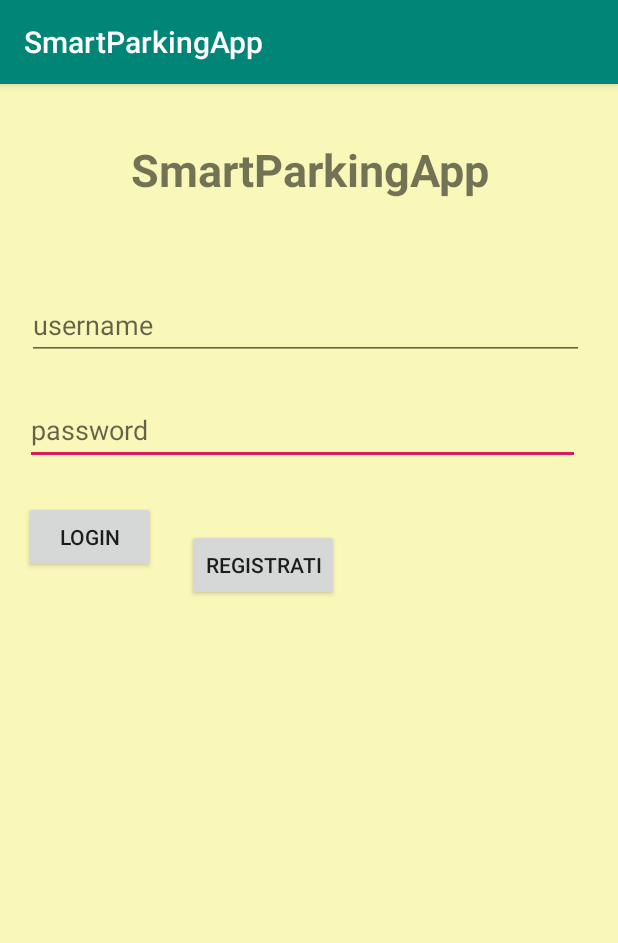
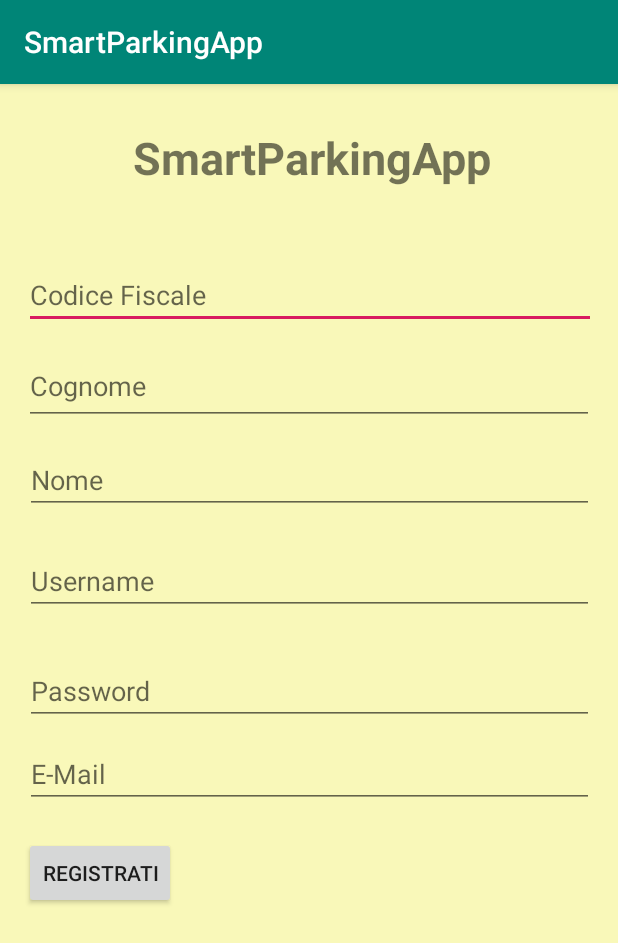
Before and after one commit to ilmissigno/Progetto_Smart_Parking_APP, an Android app: the screen it shows after launch (MainActivity before the commit, RegistrazioneActivity after it), after a tap on "REGISTRATI", on a phone screen of 412 x 824 dp. Shown: the top 943 px of the screen. Run offline under Robolectric (Android 15) with nearby library versions, the phone set to English and light mode, and no system bars.

Commit message:
Interfaccia registrazione piu comunicazione tra client e server ANDROID

```diff
--- a/AndroidProject/app/src/main/AndroidManifest.xml
+++ b/AndroidProject/app/src/main/AndroidManifest.xml
@@ -12,7 +12,8 @@
         android:roundIcon="@mipmap/ic_launcher_round"
         android:supportsRtl="true"
         android:theme="@style/AppTheme">
-        <activity android:name=".AcquistaTicket"></activity>
+        <activity android:name=".RegistrazioneActivity"></activity>
+        <activity android:name=".AcquistaTicket" />
         <activity android:name=".MainActivity">
             <intent-filter>
                 <action android:name="android.intent.action.MAIN" />
--- a/AndroidProject/app/src/main/res/layout/activity_main.xml
+++ b/AndroidProject/app/src/main/res/layout/activity_main.xml
@@ -13,17 +13,16 @@
         android:layout_height="66dp"
         android:layout_marginStart="8dp"
         android:layout_marginLeft="8dp"
-        android:layout_marginTop="24dp"
+        android:layout_marginTop="48dp"
         android:layout_marginEnd="8dp"
         android:layout_marginRight="8dp"
-        android:layout_marginBottom="24dp"
         android:editable="false"
         android:gravity="center"
         android:text="SmartParkingApp"
         android:textSize="30sp"
         android:textStyle="bold"
-        app:layout_constraintBottom_toTopOf="@+id/username"
         app:layout_constraintEnd_toEndOf="parent"
+        app:layout_constraintHorizontal_bias="1.0"
         app:layout_constraintStart_toStartOf="parent"
         app:layout_constraintTop_toTopOf="parent" />
 
@@ -31,33 +30,33 @@
         android:id="@+id/login"
         android:layout_width="wrap_content"
         android:layout_height="wrap_content"
-        android:layout_marginStart="8dp"
-        android:layout_marginLeft="8dp"
-        android:layout_marginTop="24dp"
-        android:layout_marginEnd="308dp"
-        android:layout_marginRight="308dp"
-        android:layout_marginBottom="501dp"
+        android:layout_marginStart="32dp"
+        android:layout_marginLeft="32dp"
+        android:layout_marginTop="50dp"
+        android:layout_marginEnd="16dp"
+        android:layout_marginRight="16dp"
+        android:layout_marginBottom="372dp"
         android:text="Login"
         app:layout_constraintBottom_toBottomOf="parent"
-        app:layout_constraintEnd_toEndOf="parent"
-        app:layout_constraintHorizontal_bias="1.0"
+        app:layout_constraintEnd_toStartOf="@+id/registrati"
         app:layout_constraintStart_toStartOf="parent"
         app:layout_constraintTop_toBottomOf="@+id/password"
-        app:layout_constraintVertical_bias="0.0" />
+        app:layout_constraintVertical_bias="0.333" />
 
     <EditText
         android:id="@+id/password"
         android:layout_width="370dp"
         android:layout_height="46dp"
-        android:layout_marginStart="16dp"
-        android:layout_marginLeft="16dp"
-        android:layout_marginTop="24dp"
-        android:layout_marginEnd="25dp"
-        android:layout_marginRight="25dp"
+        android:layout_marginStart="25dp"
+        android:layout_marginLeft="25dp"
+        android:layout_marginTop="20dp"
+        android:layout_marginEnd="16dp"
+        android:layout_marginRight="16dp"
         android:ems="10"
         android:hint="password"
         android:inputType="textPassword"
         app:layout_constraintEnd_toEndOf="parent"
+        app:layout_constraintHorizontal_bias="0.0"
         app:layout_constraintStart_toStartOf="parent"
         app:layout_constraintTop_toBottomOf="@+id/username" />
 
@@ -67,16 +66,16 @@
         android:layout_height="46dp"
         android:layout_marginStart="8dp"
         android:layout_marginLeft="8dp"
-        android:layout_marginTop="24dp"
+        android:layout_marginTop="42dp"
         android:layout_marginEnd="8dp"
         android:layout_marginRight="8dp"
-        android:layout_marginBottom="24dp"
+        android:layout_marginBottom="8dp"
         android:ems="10"
         android:hint="username"
         android:inputType="textPersonName"
         app:layout_constraintBottom_toTopOf="@+id/password"
         app:layout_constraintEnd_toEndOf="parent"
-        app:layout_constraintHorizontal_bias="0.4"
+        app:layout_constraintHorizontal_bias="0.666"
         app:layout_constraintStart_toStartOf="parent"
         app:layout_constraintTop_toBottomOf="@+id/textView" />
 
@@ -84,16 +83,18 @@
         android:id="@+id/registrati"
         android:layout_width="wrap_content"
         android:layout_height="wrap_content"
-        android:layout_marginStart="27dp"
-        android:layout_marginLeft="27dp"
-        android:layout_marginTop="24dp"
+        android:layout_marginStart="16dp"
+        android:layout_marginLeft="16dp"
+        android:layout_marginTop="50dp"
         android:layout_marginEnd="193dp"
         android:layout_marginRight="193dp"
-        android:layout_marginBottom="405dp"
+        android:layout_marginBottom="372dp"
         android:text="Registrati"
         app:layout_constraintBottom_toBottomOf="parent"
         app:layout_constraintEnd_toEndOf="parent"
+        app:layout_constraintHorizontal_bias="0.0"
         app:layout_constraintStart_toEndOf="@+id/login"
-        app:layout_constraintTop_toBottomOf="@+id/password" />
+        app:layout_constraintTop_toBottomOf="@+id/password"
+        app:layout_constraintVertical_bias="0.32999998" />
 
 </android.support.constraint.ConstraintLayout>
--- /dev/null
+++ b/AndroidProject/app/src/main/res/layout/activity_registrazione.xml
@@ -0,0 +1,147 @@
+<?xml version="1.0" encoding="utf-8"?>
+<android.support.constraint.ConstraintLayout xmlns:android="http://schemas.android.com/apk/res/android"
+    xmlns:app="http://schemas.android.com/apk/res-auto"
+    xmlns:tools="http://schemas.android.com/tools"
+    android:layout_width="match_parent"
+    android:layout_height="match_parent"
+    android:background="#54F4F136"
+    tools:context=".RegistrazioneActivity">
+
+    <TextView
+        android:id="@+id/textView3"
+        android:layout_width="382dp"
+        android:layout_height="66dp"
+        android:layout_marginStart="8dp"
+        android:layout_marginLeft="8dp"
+        android:layout_marginTop="16dp"
+        android:layout_marginEnd="8dp"
+        android:layout_marginRight="8dp"
+        android:editable="false"
+        android:gravity="center"
+        android:text="SmartParkingApp"
+        android:textSize="30sp"
+        android:textStyle="bold"
+        app:layout_constraintEnd_toEndOf="parent"
+        app:layout_constraintHorizontal_bias="0.615"
+        app:layout_constraintStart_toStartOf="parent"
+        app:layout_constraintTop_toTopOf="parent" />
+
+    <EditText
+        android:id="@+id/codiceFiscale"
+        android:layout_width="381dp"
+        android:layout_height="39dp"
+        android:layout_marginStart="16dp"
+        android:layout_marginLeft="16dp"
+        android:layout_marginTop="42dp"
+        android:layout_marginEnd="16dp"
+        android:layout_marginRight="16dp"
+        android:ems="10"
+        android:hint="Codice Fiscale"
+        android:inputType="textPersonName"
+        app:layout_constraintEnd_toEndOf="parent"
+        app:layout_constraintHorizontal_bias="0.0"
+        app:layout_constraintStart_toStartOf="parent"
+        app:layout_constraintTop_toBottomOf="@+id/textView3" />
+
+    <EditText
+        android:id="@+id/cognome"
+        android:layout_width="380dp"
+        android:layout_height="52dp"
+        android:layout_marginStart="16dp"
+        android:layout_marginLeft="16dp"
+        android:layout_marginTop="12dp"
+        android:layout_marginEnd="16dp"
+        android:layout_marginRight="16dp"
+        android:layout_marginBottom="8dp"
+        android:ems="10"
+        android:hint="Cognome"
+        android:inputType="textPersonName"
+        app:layout_constraintBottom_toTopOf="@+id/nome"
+        app:layout_constraintEnd_toEndOf="parent"
+        app:layout_constraintStart_toStartOf="parent"
+        app:layout_constraintTop_toBottomOf="@+id/codiceFiscale" />
+
+    <EditText
+        android:id="@+id/nome"
+        android:layout_width="379dp"
+        android:layout_height="43dp"
+        android:layout_marginStart="16dp"
+        android:layout_marginLeft="16dp"
+        android:layout_marginTop="8dp"
+        android:layout_marginEnd="16dp"
+        android:layout_marginRight="16dp"
+        android:layout_marginBottom="12dp"
+        android:ems="10"
+        android:hint="Nome"
+        android:inputType="textPersonName"
+        app:layout_constraintBottom_toTopOf="@+id/username"
+        app:layout_constraintEnd_toEndOf="parent"
+        app:layout_constraintStart_toStartOf="parent"
+        app:layout_constraintTop_toBottomOf="@+id/cognome" />
+
+    <EditText
+        android:id="@+id/username"
+        android:layout_width="379dp"
+        android:layout_height="43dp"
+        android:layout_marginStart="16dp"
+        android:layout_marginLeft="16dp"
+        android:layout_marginTop="12dp"
+        android:layout_marginEnd="16dp"
+        android:layout_marginRight="16dp"
+        android:layout_marginBottom="14dp"
+        android:ems="10"
+        android:hint="Username"
+        android:inputType="textPersonName"
+        app:layout_constraintBottom_toTopOf="@+id/password"
+        app:layout_constraintEnd_toEndOf="parent"
+        app:layout_constraintStart_toStartOf="parent"
+        app:layout_constraintTop_toBottomOf="@+id/nome" />
+
+    <EditText
+        android:id="@+id/password"
+        android:layout_width="379dp"
+        android:layout_height="45dp"
+        android:layout_marginStart="16dp"
+        android:layout_marginLeft="16dp"
+        android:layout_marginTop="14dp"
+        android:layout_marginEnd="16dp"
+        android:layout_marginRight="16dp"
+        android:layout_marginBottom="14dp"
+        android:ems="10"
+        android:hint="Password"
+        android:inputType="textPassword"
+        app:layout_constraintBottom_toTopOf="@+id/email"
+        app:layout_constraintEnd_toEndOf="parent"
+        app:layout_constraintStart_toStartOf="parent"
+        app:layout_constraintTop_toBottomOf="@+id/username" />
+
+    <EditText
+        android:id="@+id/email"
+        android:layout_width="379dp"
+        android:layout_height="41dp"
+        android:layout_marginStart="16dp"
+        android:layout_marginLeft="16dp"
+        android:layout_marginTop="14dp"
+        android:layout_marginEnd="16dp"
+        android:layout_marginRight="16dp"
+        android:ems="10"
+        android:hint="E-Mail"
+        android:inputType="textEmailAddress"
+        app:layout_constraintEnd_toEndOf="parent"
+        app:layout_constraintStart_toStartOf="parent"
+        app:layout_constraintTop_toBottomOf="@+id/password" />
+
+    <Button
+        android:id="@+id/btnRegistrati"
+        android:layout_width="wrap_content"
+        android:layout_height="wrap_content"
+        android:layout_marginStart="16dp"
+        android:layout_marginLeft="16dp"
+        android:layout_marginTop="19dp"
+        android:layout_marginBottom="220dp"
+        android:text="Registrati"
+        app:layout_constraintBottom_toBottomOf="parent"
+        app:layout_constraintStart_toStartOf="parent"
+        app:layout_constraintTop_toBottomOf="@+id/email"
+        app:layout_constraintVertical_bias="0.0" />
+</android.support.constraint.ConstraintLayout>
```
Also changed, not shown: AndroidProject/app/src/main/java/com/example/smartparkingapp/AcquistaTicket.java (+62 -13 lines), AndroidProject/app/src/main/java/com/example/smartparkingapp/MainActivity.java (+14 -7 lines), AndroidProject/app/src/main/java/com/example/smartparkingapp/RegistrazioneActivity.java (added, +123 -0 lines), AndroidProject/app/src/main/java/com/example/smartparkingapp/SocketHandler.java (added, +16 -0 lines), 10 other files.
